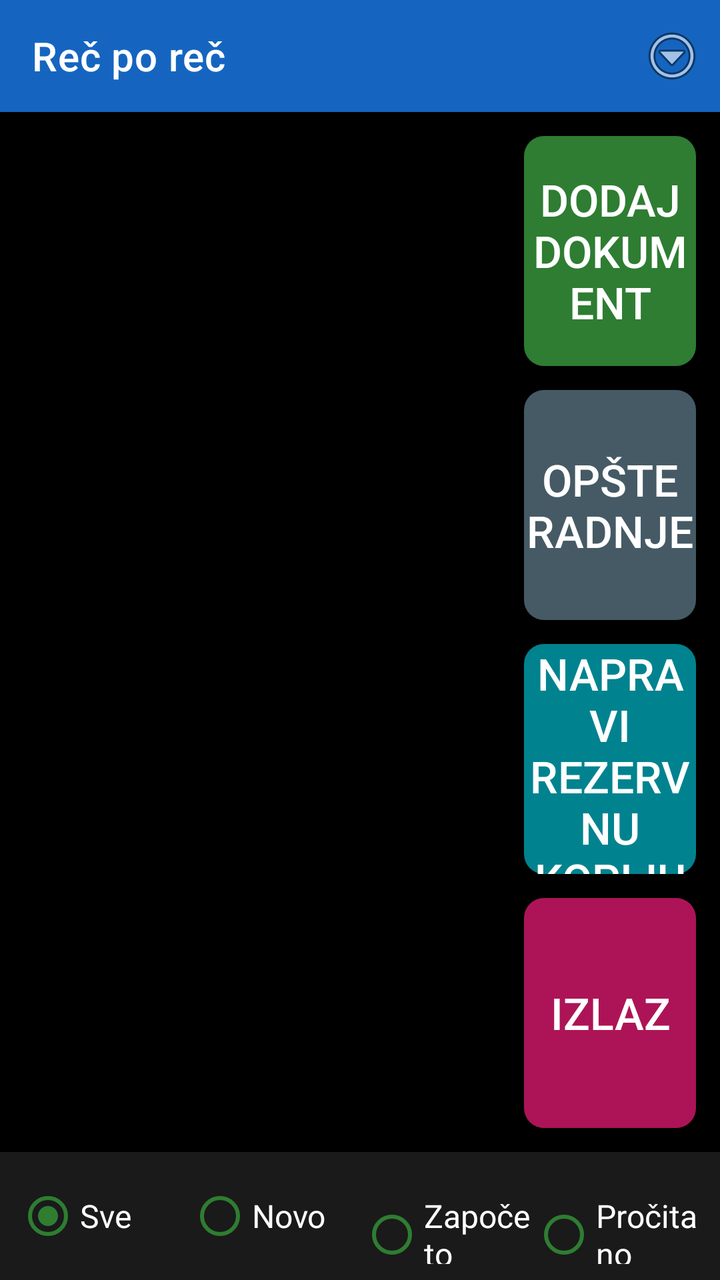
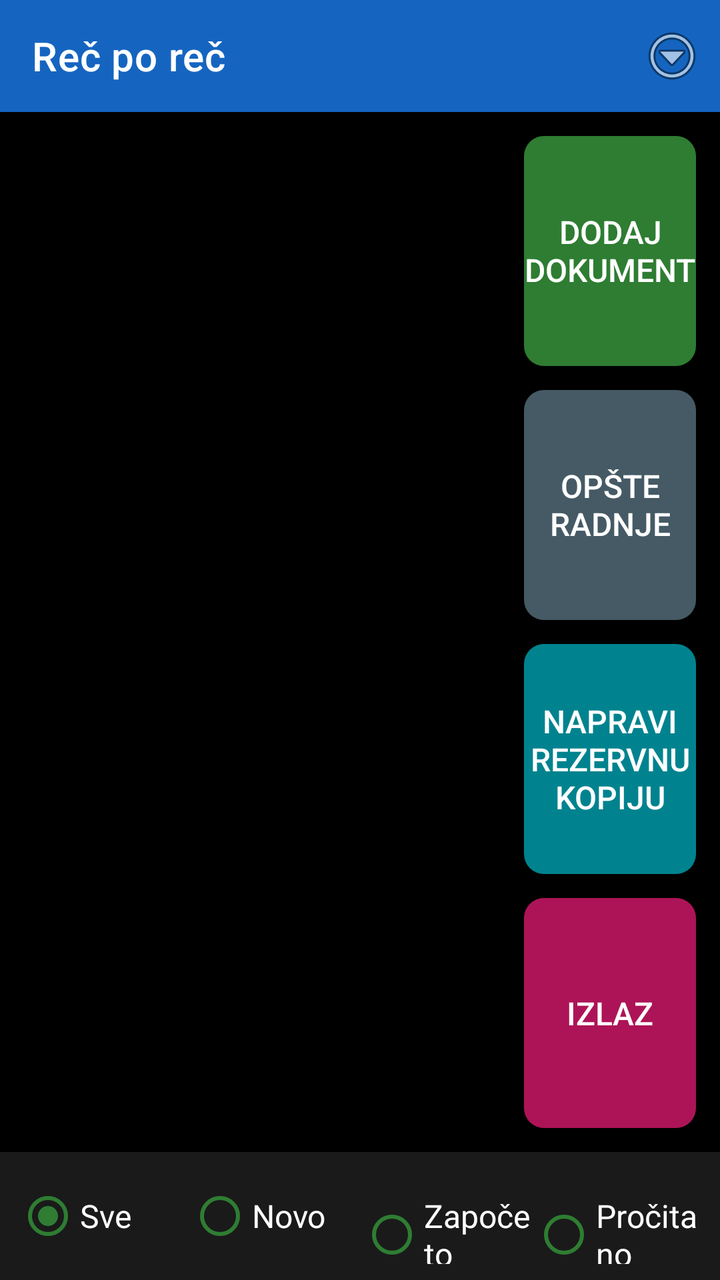

The first picture is an Android layout as it rendered before a commit; the second is the same layout after the commit. The layout source and the unified diff follow.
<!-- AndroidManifest.xml: application theme Theme.RecPoRec -->
<!-- res/layout/activity_document_list.xml -->
<?xml version="1.0" encoding="utf-8"?>
<LinearLayout xmlns:android="http://schemas.android.com/apk/res/android"
    xmlns:app="http://schemas.android.com/apk/res-auto"
    android:layout_width="match_parent"
    android:layout_height="match_parent"
    android:orientation="vertical"
    android:fitsSystemWindows="true"
    android:background="@color/background">

    <androidx.appcompat.widget.Toolbar
        android:id="@+id/toolbar"
        android:layout_width="match_parent"
        android:layout_height="?attr/actionBarSize"
        android:background="@color/btn_voice"
        android:titleTextColor="@color/text_primary"
        app:title="@string/app_name">

        <ImageButton
            android:id="@+id/btnOverflow"
            android:layout_width="48dp"
            android:layout_height="48dp"
            android:layout_gravity="end|center_vertical"
            android:background="@android:color/transparent"
            android:contentDescription="@string/menu_options_button"
            android:src="@android:drawable/ic_menu_more" />
    </androidx.appcompat.widget.Toolbar>

    <LinearLayout
        android:layout_width="match_parent"
        android:layout_height="0dp"
        android:layout_weight="1"
        android:orientation="horizontal">

        <FrameLayout
            android:layout_width="0dp"
            android:layout_height="match_parent"
            android:layout_weight="1">

            <androidx.recyclerview.widget.RecyclerView
                android:id="@+id/recyclerDocuments"
                android:layout_width="match_parent"
                android:layout_height="match_parent"
                android:padding="8dp" />

            <TextView
                android:id="@+id/emptyView"
                android:layout_width="match_parent"
                android:layout_height="match_parent"
                android:gravity="center"
                android:visibility="gone"
                android:padding="24dp"
                android:textSize="20sp"
                android:textColor="@color/text_primary"
                android:text="@string/no_documents" />
        </FrameLayout>

        
        <LinearLayout
            android:layout_width="110dp"
            android:layout_height="match_parent"
            android:orientation="vertical"
            android:padding="12dp">

            <Button
                android:id="@+id/btnAddDocument"
                android:layout_width="match_parent"
                android:layout_height="0dp"
                android:layout_weight="1"
                android:textSize="22sp"
                android:backgroundTint="@color/btn_chapter"
                android:textColor="@color/button_text"
                android:background="@drawable/key_button_shape"
                android:contentDescription="Dodaj dokument. Dug pritisak: proveri dozvole."
                android:text="@string/add_document" />

            <Button
                android:id="@+id/btnGeneralActions"
                android:layout_width="match_parent"
                android:layout_height="0dp"
                android:layout_weight="1"
                android:layout_marginTop="12dp"
                android:textSize="22sp"
                android:backgroundTint="@color/btn_combined"
                android:textColor="@color/button_text"
                android:background="@drawable/key_button_shape"
                android:contentDescription="Opšte radnje: odaberi sve, obriši odabrano"
                android:text="Opšte radnje" />

            <Button
                android:id="@+id/btnBackup"
                android:layout_width="match_parent"
                android:layout_height="0dp"
                android:layout_weight="1"
                android:layout_marginTop="12dp"
                android:textSize="22sp"
                android:backgroundTint="@color/btn_speed"
                android:textColor="@color/button_text"
                android:background="@drawable/key_button_shape"
                android:contentDescription="Napravi rezervnu kopiju svih dokumenata. Dug pritisak: vrati rezervnu kopiju."
                android:text="Napravi rezervnu kopiju" />

            <Button
                android:id="@+id/btnExit"
                android:layout_width="match_parent"
                android:layout_height="0dp"
                android:layout_weight="1"
                android:layout_marginTop="12dp"
                android:textSize="22sp"
                android:backgroundTint="@color/btn_page_nav"
                android:textColor="@color/button_text"
                android:background="@drawable/key_button_shape"
                android:contentDescription="Izađi iz aplikacije, zaustavlja i rad u pozadini. Dug pritisak: Otkrivanje spoljnog uređaja."
                android:text="Izlaz" />
        </LinearLayout>

    </LinearLayout>

    
    <LinearLayout
        android:id="@+id/undoDeleteBar"
        android:layout_width="match_parent"
        android:layout_height="wrap_content"
        android:orientation="horizontal"
        android:gravity="center_vertical"
        android:background="#2A2A2A"
        android:padding="12dp"
        android:visibility="gone">

        <TextView
            android:id="@+id/undoDeleteText"
            android:layout_width="0dp"
            android:layout_height="wrap_content"
            android:layout_weight="1"
            android:textSize="18sp"
            android:textColor="@color/text_primary"
            android:text="Obrisano." />

        <Button
            android:id="@+id/btnUndoDelete"
            android:layout_width="wrap_content"
            android:layout_height="56dp"
            android:minWidth="140dp"
            android:textSize="18sp"
            android:backgroundTint="@color/btn_chapter"
            android:textColor="@color/button_text"
            android:text="Poništi" />
    </LinearLayout>

    <RadioGroup
        android:id="@+id/groupLibraryTabs"
        android:layout_width="match_parent"
        android:layout_height="wrap_content"
        android:orientation="horizontal"
        android:background="#1A1A1A"
        android:padding="8dp">

        <RadioButton
            android:id="@+id/tabAllBooks"
            android:layout_width="0dp"
            android:layout_height="wrap_content"
            android:layout_weight="1"
            android:textSize="16sp"
            android:textColor="@color/text_primary"
            android:buttonTint="@color/btn_chapter"
            android:checked="true"
            android:text="Sve" />

        <RadioButton
            android:id="@+id/tabNewBooks"
            android:layout_width="0dp"
            android:layout_height="wrap_content"
            android:layout_weight="1"
            android:textSize="16sp"
            android:textColor="@color/text_primary"
            android:buttonTint="@color/btn_chapter"
            android:contentDescription="Novo"
            android:text="Novo" />

        <RadioButton
            android:id="@+id/tabStartedBooks"
            android:layout_width="0dp"
            android:layout_height="wrap_content"
            android:layout_weight="1"
            android:textSize="16sp"
            android:textColor="@color/text_primary"
            android:buttonTint="@color/btn_chapter"
            android:text="Započeto" />

        <RadioButton
            android:id="@+id/tabFinishedBooks"
            android:layout_width="0dp"
            android:layout_height="wrap_content"
            android:layout_weight="1"
            android:textSize="16sp"
            android:textColor="@color/text_primary"
            android:buttonTint="@color/btn_chapter"
            android:text="Pročitano" />
    </RadioGroup>

</LinearLayout>
<!-- resources referenced by this layout -->
<resources>
  <color name="background">#000000</color>
  <color name="btn_chapter">#2E7D32</color>
  <color name="btn_combined">#455A64</color>
  <color name="btn_page_nav">#AD1457</color>
  <color name="btn_speed">#00838F</color>
  <color name="btn_voice">#1565C0</color>
  <color name="button_text">#FFFFFF</color>
  <color name="text_primary">#FFFFFF</color>
  <!-- drawable key_button_shape (drawable) -->
  <?xml version="1.0" encoding="utf-8"?>
  <shape xmlns:android="http://schemas.android.com/apk/res/android"
      android:shape="rectangle">
      <corners android:radius="10dp" />
      <solid android:color="#FFFFFF" />
  </shape>
  <string name="add_document">Dodaj dokument</string>
  <string name="app_name">Reč po reč</string>
  <string name="menu_options_button">Opcije. Dug pritisak: Statistika čitanja.</string>
  <string name="no_documents">Nema dodatih dokumenata. Dodirnite dugme za dodavanje.</string>
  <style name="Theme.RecPoRec" parent="Theme.MaterialComponents.DayNight.NoActionBar">
          <item name="android:windowBackground">@color/background</item>
          <item name="android:textColorPrimary">@color/text_primary</item>
          <item name="colorPrimary">@color/btn_voice</item>
          <item name="colorOnPrimary">@color/button_text</item>
          <item name="alertDialogTheme">@style/RecPoRecAlertDialog</item>
          <item name="android:alertDialogTheme">@style/RecPoRecAlertDialog</item>
      </style>
  <style name="RecPoRecAlertDialog" parent="Theme.AppCompat.DayNight.Dialog.Alert">
          <item name="android:windowBackground">@color/background</item>
          <item name="android:textColorPrimary">@color/text_primary</item>
          <item name="colorAccent">@color/btn_goto_page</item>
          <item name="android:textAppearanceMedium">@style/RecPoRecDialogText</item>
          <item name="android:textAppearanceListItem">@style/RecPoRecDialogText</item>
          <item name="android:textAppearanceListItemSmall">@style/RecPoRecDialogText</item>
          <item name="buttonBarPositiveButtonStyle">@style/RecPoRecDialogButton</item>
          <item name="buttonBarNegativeButtonStyle">@style/RecPoRecDialogButton</item>
          <item name="buttonBarNeutralButtonStyle">@style/RecPoRecDialogButton</item>
      </style>
  <color name="btn_goto_page">#5D4037</color>
  <style name="RecPoRecDialogText" parent="TextAppearance.AppCompat.Medium">
          <item name="android:textSize">20sp</item>
          <item name="android:textColor">@color/text_primary</item>
      </style>
  <style name="RecPoRecDialogButton" parent="Widget.AppCompat.Button.ButtonBar.AlertDialog">
          <item name="android:textSize">18sp</item>
          <item name="android:textColor">@color/btn_goto_page</item>
          <item name="android:textStyle">bold</item>
      </style>
</resources>

<!-- the commit's change to res/layout/activity_document_list.xml (unified diff, before → after) -->
@@ -66,7 +66,7 @@
                 android:layout_width="match_parent"
                 android:layout_height="0dp"
                 android:layout_weight="1"
-                android:textSize="22sp"
+                android:textSize="16sp"
                 android:backgroundTint="@color/btn_chapter"
                 android:textColor="@color/button_text"
                 android:background="@drawable/key_button_shape"
@@ -79,7 +79,7 @@
                 android:layout_height="0dp"
                 android:layout_weight="1"
                 android:layout_marginTop="12dp"
-                android:textSize="22sp"
+                android:textSize="16sp"
                 android:backgroundTint="@color/btn_combined"
                 android:textColor="@color/button_text"
                 android:background="@drawable/key_button_shape"
@@ -92,7 +92,7 @@
                 android:layout_height="0dp"
                 android:layout_weight="1"
                 android:layout_marginTop="12dp"
-                android:textSize="22sp"
+                android:textSize="16sp"
                 android:backgroundTint="@color/btn_speed"
                 android:textColor="@color/button_text"
                 android:background="@drawable/key_button_shape"
@@ -105,7 +105,7 @@
                 android:layout_height="0dp"
                 android:layout_weight="1"
                 android:layout_marginTop="12dp"
-                android:textSize="22sp"
+                android:textSize="16sp"
                 android:backgroundTint="@color/btn_page_nav"
                 android:textColor="@color/button_text"
                 android:background="@drawable/key_button_shape"
